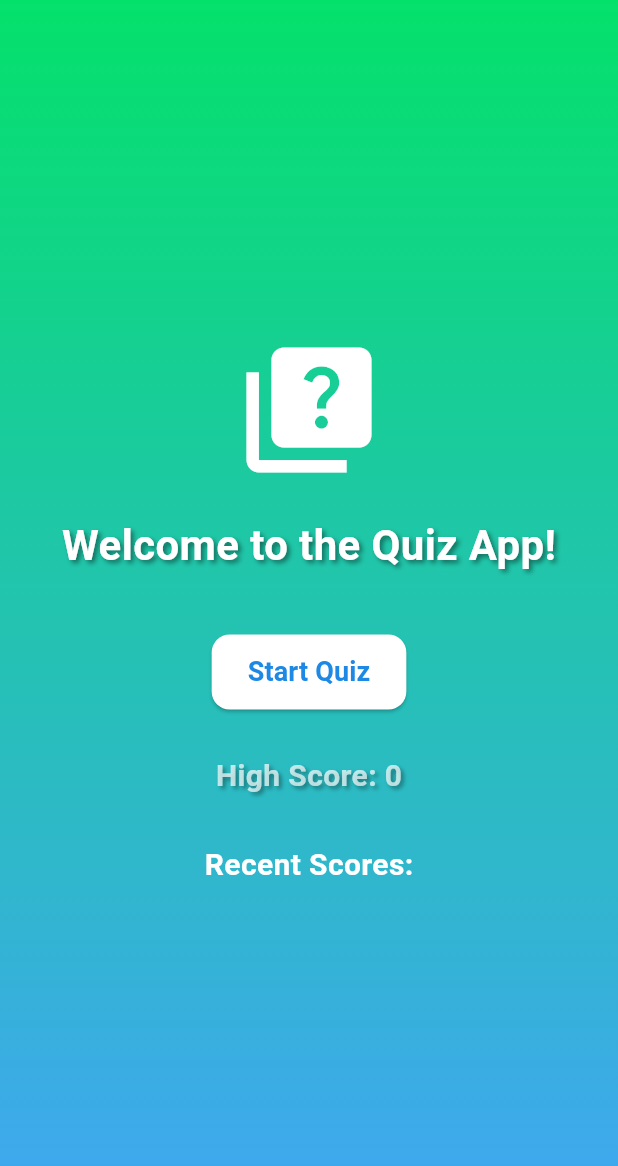
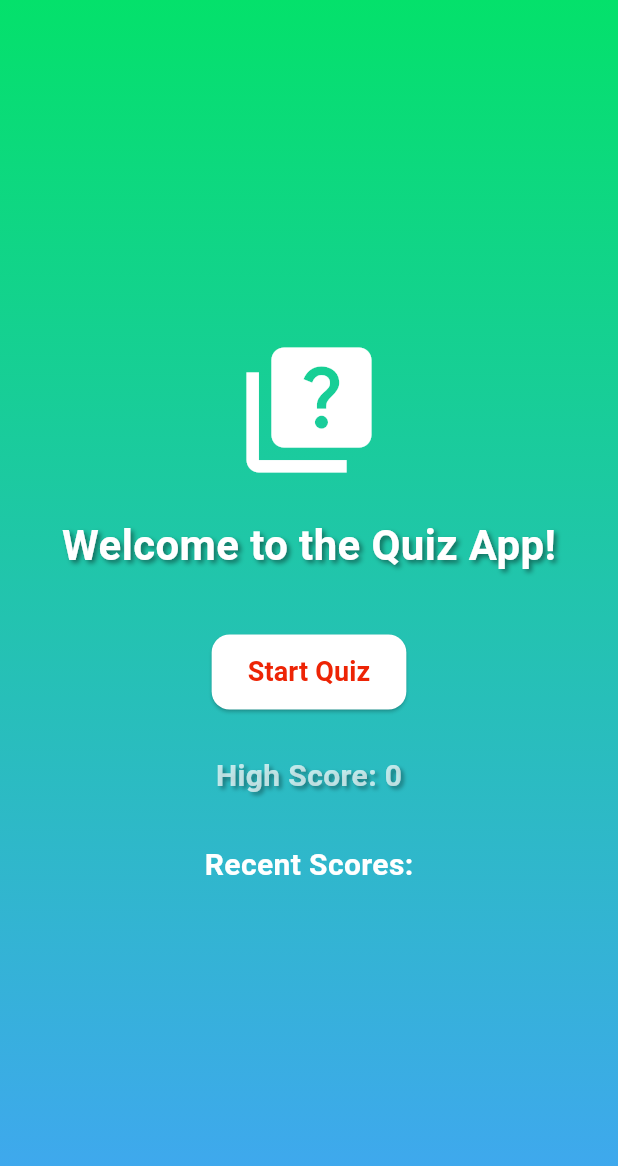
Before and after one commit to adnanpanakkad/Quiz-pro, a Flutter app: the screen it shows after launch, on a phone screen of 412 x 824 dp. Shown: the top 1166 px of the screen. Run offline on Flutter 3.47's test engine with Material 3 defaults, Android fonts, the light colour scheme and no system bars; our stand-ins replace shared_preferences.

Commit message:
(finish):almost done the app

```diff
--- a/lib/screens/home.dart
+++ b/lib/screens/home.dart
@@ -64,7 +64,7 @@ class HomeScreen extends StatelessWidget {
                       style: TextStyle(
                         fontSize: 18,
                         fontWeight: FontWeight.bold,
-                        color: Color(0xFF1E88E5),
+                        color: Color.fromARGB(255, 237, 36, 5),
                       ),
                     ),
                   ),
--- a/lib/screens/result_screen.dart
+++ b/lib/screens/result_screen.dart
@@ -7,9 +7,7 @@ class ResultsScreen extends StatelessWidget {
   @override
   Widget build(BuildContext context) {
     final int score = ModalRoute.of(context)?.settings.arguments as int;
-
     _saveHighScore(score);
-
     return Scaffold(
       body: Container(
         decoration: const BoxDecoration(
```
